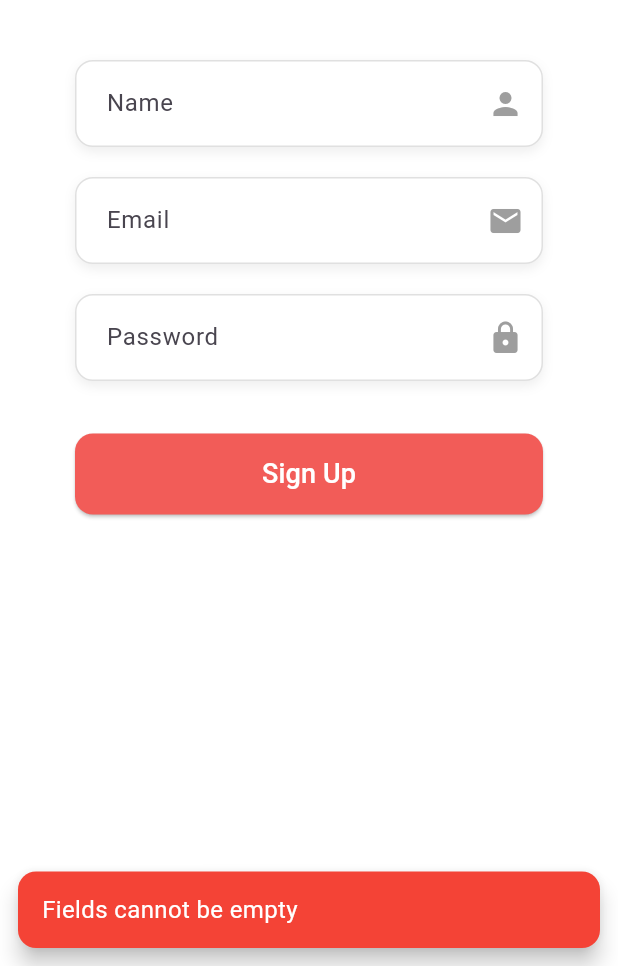
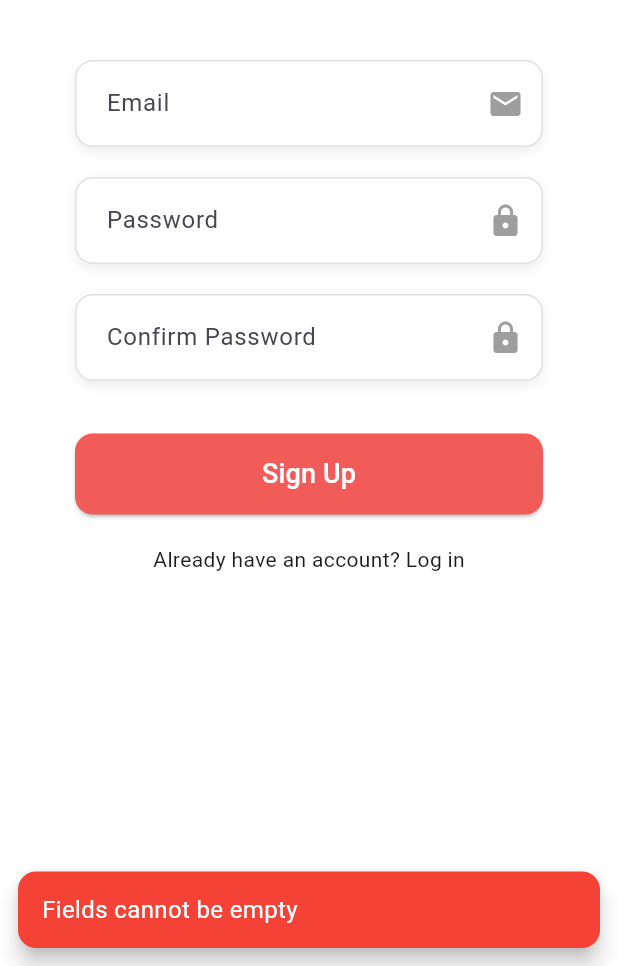
Before and after one commit to KilDReaper/libriflow, a Flutter app: the SignupView screen opened directly, after a tap on "Sign Up", on a phone screen of 412 x 824 dp, the part 270-1236 px from its top. Run offline on Flutter 3.47's test engine with Material 3 defaults, Android fonts, the phone set to English and light mode, and no system bars; our stand-ins replace hive, hive_flutter; accounts and stored records are empty.

Commit message:
sprint 4 commit1

```diff
--- /dev/null
+++ b/lib/features/auth/data/datasources/auth_remote_datasource.dart
@@ -0,0 +1,39 @@
+import 'dart:convert';
+import 'package:http/http.dart' as http;
+
+class AuthRemoteDatasource {
+  final String baseUrl = "https://your-api-url.com";
+
+  Future<String> login(String email, String password) async {
+    final response = await http.post(
+      Uri.parse('$baseUrl/auth/login'),
+      headers: {'Content-Type': 'application/json'},
+      body: jsonEncode({
+        "email": email,
+        "password": password,
+      }),
+    );
+
+    if (response.statusCode == 200) {
+      final data = jsonDecode(response.body);
+      return data['token'];
+    } else {
+      throw Exception("Login failed");
+    }
+  }
+
+  Future<void> signup(String email, String password) async {
+    final response = await http.post(
+      Uri.parse('$baseUrl/auth/register'),
+      headers: {'Content-Type': 'application/json'},
+      body: jsonEncode({
+        "email": email,
+        "password": password,
+      }),
+    );
+
+    if (response.statusCode != 201) {
+      throw Exception("Signup failed");
+    }
+  }
+}
--- /dev/null
+++ b/lib/features/auth/domain/repositories/auth_repository.dart
@@ -0,0 +1,6 @@
+abstract class AuthRepository {
+  Future<void> login(String email, String password);
+  Future<void> signup(String email, String password);
+  bool isLoggedIn();
+  void logout();
+}
--- /dev/null
+++ b/lib/features/auth/domain/repositories/auth_repository_impl.dart
@@ -0,0 +1,34 @@
+import 'package:libriflow/features/auth/data/datasources/auth_local_datasource.dart';
+import 'package:libriflow/features/auth/data/datasources/auth_remote_datasource.dart';
+import '../../domain/repositories/auth_repository.dart';
+
+class AuthRepositoryImpl implements AuthRepository {
+  final AuthRemoteDatasource remote;
+  final AuthLocalDatasource local;
+
+  AuthRepositoryImpl({
+    required this.remote,
+    required this.local,
+  });
+
+  @override
+  Future<void> login(String email, String password) async {
+    final token = await remote.login(email, password);
+    local.saveToken(token);
+  }
+
+  @override
+  Future<void> signup(String email, String password) async {
+    await remote.signup(email, password);
+  }
+
+  @override
+  bool isLoggedIn() {
+    return local.getToken() != null;
+  }
+
+  @override
+  void logout() {
+    local.clearToken();
+  }
+}
--- a/lib/features/auth/presentation/controllers/auth_controller.dart
+++ b/lib/features/auth/presentation/controllers/auth_controller.dart
@@ -1,25 +1,34 @@
-import 'package:hive/hive.dart';
-import '../../data/datasources/auth_local_datasource.dart';
-import '../../data/models/user_model.dart';
+import 'package:flutter/material.dart';
+import '../../domain/repositories/auth_repository.dart';
 
-class AuthController {
-  final AuthLocalDatasource datasource;
+class AuthController extends ChangeNotifier {
+  final AuthRepository repository;
 
-  AuthController(Box box) : datasource = AuthLocalDatasource(box);
+  AuthController(this.repository);
 
-  Future<bool> signup(String name, String email, String password) async {
-    final user = UserModel(
-      name: name.trim(),
-      email: email.trim().toLowerCase(),
-      password: password.trim(),
-    );
-    return datasource.signup(user);
+  bool isLoading = false;
+
+  Future<void> login(String email, String password) async {
+    isLoading = true;
+    notifyListeners();
+
+    try {
+      await repository.login(email, password);
+    } finally {
+      isLoading = false;
+      notifyListeners();
+    }
   }
 
-  bool login(String email, String password) {
-    return datasource.login(
-      email.trim().toLowerCase(),
-      password.trim(),
-    );
+  Future<void> signup(String email, String password) async {
+    isLoading = true;
+    notifyListeners();
+
+    try {
+      await repository.signup(email, password);
+    } finally {
+      isLoading = false;
+      notifyListeners();
+    }
   }
 }
--- a/lib/features/auth/presentation/views/signup_view.dart
+++ b/lib/features/auth/presentation/views/signup_view.dart
@@ -1,10 +1,15 @@
 import 'package:flutter/material.dart';
 import 'package:hive/hive.dart';
 import 'package:libriflow/common/mysnackbar.dart';
-import 'package:libriflow/features/auth/presentation/views/login_view.dart';
+import 'package:libriflow/features/auth/domain/repositories/auth_repository_impl.dart';
 import 'package:libriflow/widget/my_textformfeild.dart';
 import 'package:libriflow/widget/mybutton.dart';
+
 import '../../presentation/controllers/auth_controller.dart';
+import 'login_view.dart';
+
+import '../../data/datasources/auth_local_datasource.dart';
+import '../../data/datasources/auth_remote_datasource.dart';
 
 class SignupView extends StatefulWidget {
   const SignupView({super.key});
@@ -14,23 +19,78 @@ class SignupView extends StatefulWidget {
 }
 
 class _SignupViewState extends State<SignupView> {
-  final nameController = TextEditingController();
   final emailController = TextEditingController();
   final passwordController = TextEditingController();
+  final confirmPasswordController = TextEditingController();
+
   late AuthController authController;
 
   @override
   void initState() {
     super.initState();
-    authController = AuthController(Hive.box('users'));
+
+    final local = AuthLocalDatasource(Hive.box('auth'));
+    final remote = AuthRemoteDatasource();
+    final repository = AuthRepositoryImpl(
+      local: local,
+      remote: remote,
+    );
+
+    authController = AuthController(repository);
   }
 
   @override
   void dispose() {
-    nameController.dispose();
     emailController.dispose();
     passwordController.dispose();
+    confirmPasswordController.dispose();
     super.dispose();
+  }
+
+  Future<void> _signup() async {
+    if (emailController.text.isEmpty ||
+        passwordController.text.isEmpty ||
+        confirmPasswordController.text.isEmpty) {
+      MySnackBar.show(
+        context,
+        message: "Fields cannot be empty",
+        background: Colors.red,
+      );
+      return;
+    }
+
+    if (passwordController.text != confirmPasswordController.text) {
+      MySnackBar.show(
+        context,
+        message: "Passwords do not match",
+        background: Colors.red,
+      );
+      return;
+    }
+
+    try {
+      await authController.signup(
+        emailController.text.trim(),
+        passwordController.text.trim(),
+      );
+
+      MySnackBar.show(
+        context,
+        message: "Account created successfully",
+        background: Colors.green,
+      );
+
+      Navigator.pushReplacement(
+        context,
+        MaterialPageRoute(builder: (_) => const LoginView()),
+      );
+    } catch (e) {
+      MySnackBar.show(
+        context,
+        message: "Signup failed. Try again.",
+        background: Colors.red,
+      );
+    }
   }
 
   @override
@@ -50,11 +110,6 @@ class _SignupViewState extends State<SignupView> {
               ),
               const SizedBox(height: 30),
               MyTextFieldWidget(
-                controller: nameController,
-                hintText: "Name",
-                icon: Icons.person,
-              ),
-              MyTextFieldWidget(
                 controller: emailController,
                 hintText: "Email",
                 icon: Icons.mail,
@@ -65,55 +120,24 @@ class _SignupViewState extends State<SignupView> {
                 isPassword: true,
                 icon: Icons.lock,
               ),
+              MyTextFieldWidget(
+                controller: confirmPasswordController,
+                hintText: "Confirm Password",
+                isPassword: true,
+                icon: Icons.lock,
+              ),
               const SizedBox(height: 25),
               MyButtonWidgets(
                 text: "Sign Up",
                 color: const Color(0xffF25C58),
-                onPressed: () async {
-                  if (nameController.text.isEmpty ||
-                      emailController.text.isEmpty ||
-                      passwordController.text.isEmpty) {
-                    MySnackBar.show(
-                      context,
-                      message: "Fields cannot be empty",
-                      background: Colors.red,
-                    );
-                    return;
-                  }
-              const SizedBox(height: 20);
+                onPressed: _signup,
+              ),
+              const SizedBox(height: 20),
               GestureDetector(
                 onTap: () {
-                  Navigator.push(
-                    context,
-                    MaterialPageRoute(builder: (_) => const LoginView()),
-                  );
-                },
-                child: const Text("Already have an account? login"),
-              );
-
-                  final success = await authController.signup(
-                    nameController.text,
-                    emailController.text,
-                    passwordController.text,
-                  );
-
-                  if (!success) {
-                    MySnackBar.show(
-                      context,
-                      message: "Email already exists",
-                      background: Colors.red,
-                    );
-                    return;
-                  }
-
-                  MySnackBar.show(
-                    context,
-                    message: "Signup successful",
-                    background: Colors.green,
-                  );
-
                   Navigator.pop(context);
                 },
+                child: const Text("Already have an account? Log in"),
               ),
             ],
           ),
--- a/pubspec.yaml
+++ b/pubspec.yaml
@@ -37,6 +37,7 @@ dependencies:
   path: ^1.9.0
 
   cupertino_icons: ^1.0.8
+  http: ^1.6.0
 
   # The following adds the Cupertino Icons font to your application.
   # Use with the CupertinoIcons class for iOS style icons.
```
Also changed, not shown: lib/features/auth/data/datasources/auth_local_datasource.dart (+7 -13 lines), lib/features/auth/presentation/views/login_view.dart (+45 -31 lines), pubspec.lock.
